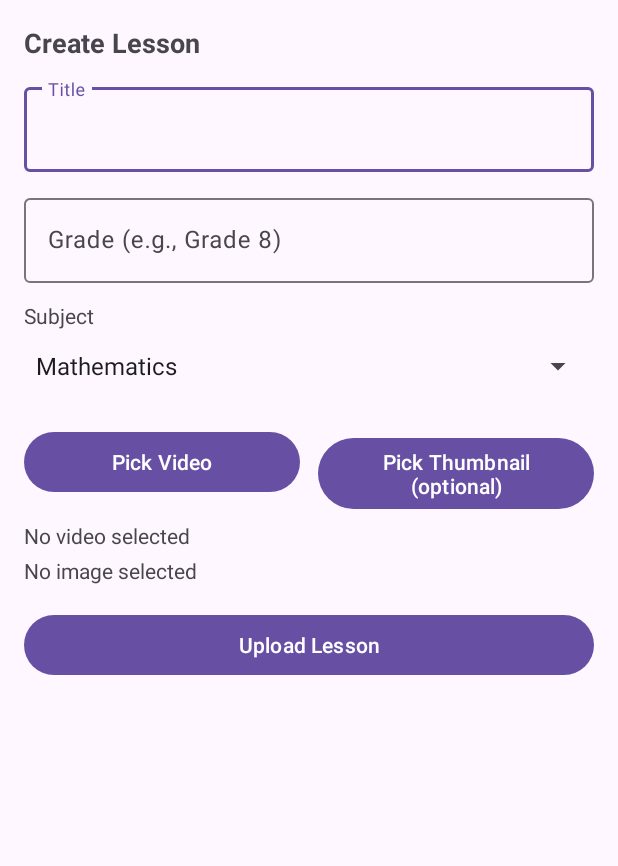
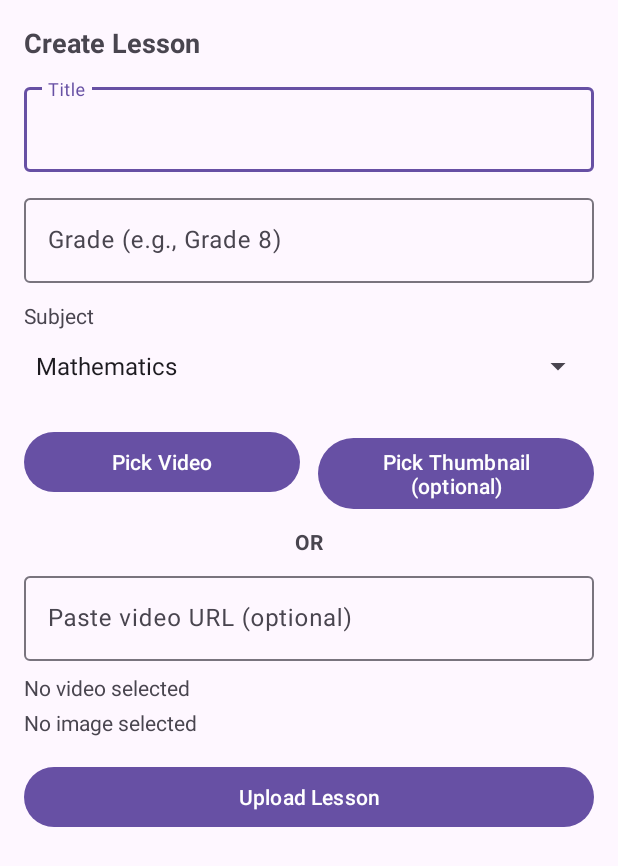
Before and after one commit to rushanc/EduLanka, an Android app: the CreateLessonActivity screen opened directly, with no data from a screen before it, on a phone screen of 412 x 824 dp. Shown: the top 866 px of the screen. Run offline under Robolectric (Android 15) with nearby library versions, the phone set to English and light mode, and no system bars; our stand-ins replace Firebase (no records; nobody signed in at launch, a user with empty details on screens opened directly).

Commit message:
Updated the lesson upload function

```diff
--- a/app/src/main/res/layout/activity_create_lesson.xml
+++ b/app/src/main/res/layout/activity_create_lesson.xml
@@ -78,6 +78,26 @@
         </LinearLayout>
 
         <TextView
+            android:layout_width="wrap_content"
+            android:layout_height="wrap_content"
+            android:text="OR"
+            android:textStyle="bold"
+            android:layout_gravity="center_horizontal"
+            android:layout_marginTop="12dp"/>
+
+        <com.google.android.material.textfield.TextInputLayout
+            android:layout_width="match_parent"
+            android:layout_height="wrap_content"
+            android:layout_marginTop="8dp">
+
+            <com.google.android.material.textfield.TextInputEditText
+                android:id="@+id/inputVideoUrl"
+                android:layout_width="match_parent"
+                android:layout_height="wrap_content"
+                android:hint="Paste video URL (optional)"/>
+        </com.google.android.material.textfield.TextInputLayout>
+
+        <TextView
             android:id="@+id/tvVideoName"
             android:layout_width="match_parent"
             android:layout_height="wrap_content"
```
Also changed, not shown: app/src/main/java/com/example/edulanka/CreateLessonActivity.kt (+17 -2 lines).
